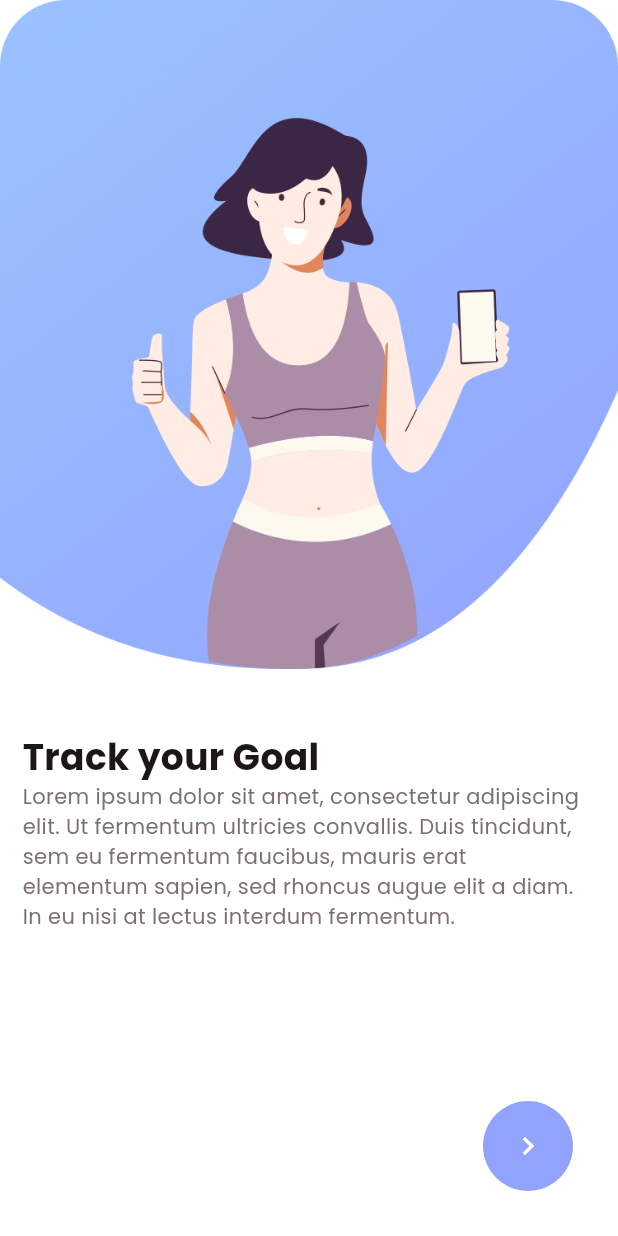
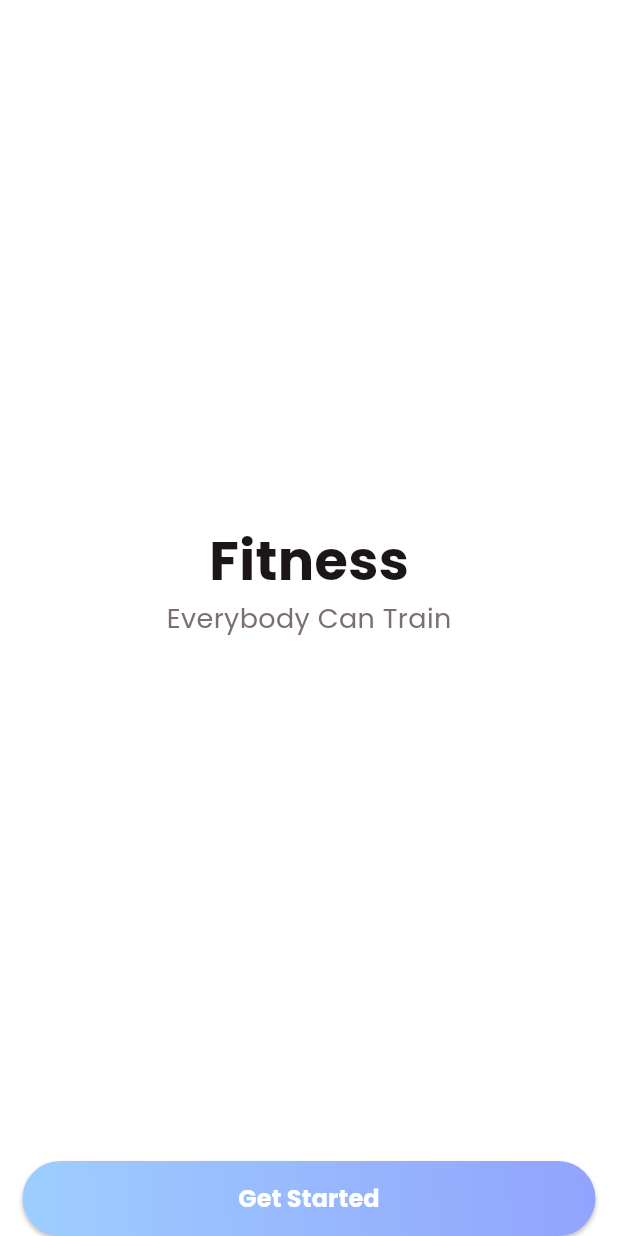
Before and after one commit to Moubarak321/fitnessapp, a Flutter app: the screen it shows after launch, on a phone screen of 412 x 824 dp. Run offline on Flutter 3.47's test engine with Material 3 defaults, Android fonts, the phone set to English and light mode, and no system bars.

Commit message:
ajout de la page de get started

```diff
--- a/lib/common/color_extension.dart
+++ b/lib/common/color_extension.dart
@@ -7,7 +7,7 @@ class Tcolor {
   static Color get secondaryColor1 => const Color(0xffC58BF2);
   static Color get secondaryColor2 => const Color(0xffEEA4CE);
 
-  static List<Color> get primaryG => [primaryColor1, primaryColor2];
+  static List<Color> get primaryG => [primaryColor2, primaryColor1];
   static List<Color> get secondaryG => [secondaryColor1, secondaryColor2];
 
   static Color get black => const Color(0xff1D1617);
--- /dev/null
+++ b/lib/common_widget/round_button.dart
@@ -0,0 +1,73 @@
+import "package:fitnessapp/common/color_extension.dart";
+import "package:flutter/material.dart";
+
+enum RoundButtonType { bgGradient, textGradient }
+
+class RoundButton extends StatelessWidget {
+  final String title;
+  final RoundButtonType type;
+  final VoidCallback onPressed;
+  const RoundButton(
+      {super.key,
+      required this.title,
+      this.type = RoundButtonType.textGradient,
+      required this.onPressed});
+
+  @override
+  Widget build(BuildContext context) {
+    return Container(
+      decoration: BoxDecoration(
+        gradient: LinearGradient(
+            colors: Tcolor.primaryG,
+            begin: Alignment.bottomLeft,
+            end: Alignment.centerRight),
+        borderRadius: BorderRadius.circular(25),
+        boxShadow: type == RoundButtonType.bgGradient
+            ? const [
+                BoxShadow(
+                    color: Colors.black26, blurRadius: 2, offset: Offset(0, 2))
+              ]
+            : null,
+      ),
+      child: MaterialButton(
+        onPressed: onPressed,
+        height: 50,
+        shape: RoundedRectangleBorder(borderRadius: BorderRadius.circular(25)),
+        textColor: Tcolor.primaryColor1,
+        minWidth: double.maxFinite,
+        elevation: type == RoundButtonType.bgGradient ? 0 : 1,
+        color: type == RoundButtonType.bgGradient
+            ? Colors.transparent
+            : Tcolor.white, //Tcolor.white,
+
+        child: type == RoundButtonType.bgGradient
+            ? Text(
+                title,
+                style: TextStyle(
+                    color: Tcolor.white,
+                    fontSize: 16,
+                    fontWeight: FontWeight.w700),
+              )
+            : ShaderMask(
+                blendMode: BlendMode.srcIn,
+                shaderCallback: (bounds) {
+                  return LinearGradient(
+                          colors: Tcolor.primaryG,
+                          begin: Alignment.bottomLeft,
+                          end: Alignment.centerRight)
+                      .createShader(
+                    Rect.fromLTRB(0, 0, bounds.width, bounds.height),
+                  );
+                },
+                child: Text(
+                  title,
+                  style: TextStyle(
+                      color: Tcolor.primaryColor1,
+                      fontSize: 16,
+                      fontWeight: FontWeight.w700),
+                ),
+              ),
+      ),
+    );
+  }
+}
--- a/lib/main.dart
+++ b/lib/main.dart
@@ -1,5 +1,6 @@
 import 'package:fitnessapp/common/color_extension.dart';
-import 'package:fitnessapp/screens/on_boarding/on_boarding_view.dart';
+// import 'package:fitnessapp/screens/on_boarding/on_boarding_view.dart';
+import 'package:fitnessapp/screens/on_boarding/started_view.dart';
 import 'package:flutter/material.dart';
 
 void main() {
@@ -32,9 +33,9 @@
           // This works for code too, not just values: Most code changes can be
           // tested with just a hot reload.
           primaryColor: Tcolor.primaryColor1,
-        fontFamily: "Poppins"
-      ),
-      home: const OnboardingView(),
+          fontFamily: "Poppins"),
+      // home: const OnboardingView(),
+      home: const StartedView(),
     );
   }
 }
--- a/lib/screens/on_boarding/on_boarding_view.dart
+++ b/lib/screens/on_boarding/on_boarding_view.dart
@@ -76,7 +76,7 @@ class _OnboardingViewState extends State<OnboardingView> {
                     height: 70,
                     child: CircularProgressIndicator(
                       color: Tcolor.primaryColor1,
-                      value: selectPage / 4,
+                      value: (selectPage + 1) / 4,
                       strokeWidth: 2,
                     ),
                   ),
@@ -98,7 +98,10 @@ class _OnboardingViewState extends State<OnboardingView> {
                             // if (pageList.length <= selectPage -1) {
                             // open welcome screen
                             selectPage = selectPage + 1;
-                            controller.jumpToPage(selectPage);
+                            controller.animateToPage(selectPage,
+                                duration: const Duration(milliseconds: 600),
+                                curve: Curves.bounceInOut);
+                            // controller.jumpToPage(selectPage);
                             setState(() {});
                           } else {
                             print("open welcome project");
--- /dev/null
+++ b/lib/screens/on_boarding/started_view.dart
@@ -0,0 +1,80 @@
+import "package:fitnessapp/common/color_extension.dart";
+import "package:fitnessapp/common_widget/round_button.dart";
+import "package:fitnessapp/screens/on_boarding/on_boarding_view.dart";
+import "package:flutter/material.dart";
+
+class StartedView extends StatefulWidget {
+  const StartedView({super.key});
+
+  @override
+  State<StartedView> createState() => _StartedViewState();
+}
+
+class _StartedViewState extends State<StartedView> {
+  bool isChangedColor = false;
+
+  @override
+  Widget build(BuildContext context) {
+    var media = MediaQuery.of(context).size;
+    return Scaffold(
+      backgroundColor: Tcolor.white,
+      body: Container(
+          width: media.width,
+          decoration: BoxDecoration(
+            gradient: isChangedColor
+                ? LinearGradient(
+                    colors: Tcolor.primaryG,
+                    begin: Alignment.topLeft,
+                    end: Alignment.bottomRight)
+                : null,
+          ),
+          child: Column(
+            mainAxisAlignment: MainAxisAlignment.center,
+            children: [
+              const Spacer(),
+              Text(
+                "Fitness",
+                style: TextStyle(
+                    color: Tcolor.black,
+                    fontSize: 36,
+                    fontWeight: FontWeight.w700),
+              ),
+              Text(
+                "Everybody Can Train",
+                style: TextStyle(
+                  color: Tcolor.grey,
+                  fontSize: 18,
+                  // fontWeight: FontWeight.w700
+                ),
+              ),
+              const Spacer(),
+              SafeArea(
+                child: Padding(
+                  padding: const EdgeInsets.symmetric(horizontal: 15),
+                  child: RoundButton(
+                      title: "Get Started",
+                      type: isChangedColor
+                          ? RoundButtonType.textGradient
+                          : RoundButtonType.bgGradient,
+                      onPressed: () {
+                        if (isChangedColor) {
+                          //go next screen
+                          Navigator.push(
+                            context,
+                            MaterialPageRoute(
+                                builder: (context) => const OnboardingView()),
+                          );
+                        } else {
+                          //change color
+                          setState(() {
+                            isChangedColor = true;
+                          });
+                        }
+                      }),
+                ),
+              ),
+            ],
+          )),
+    );
+  }
+}
```
Lines whose indentation alone changed are shown as unchanged.
